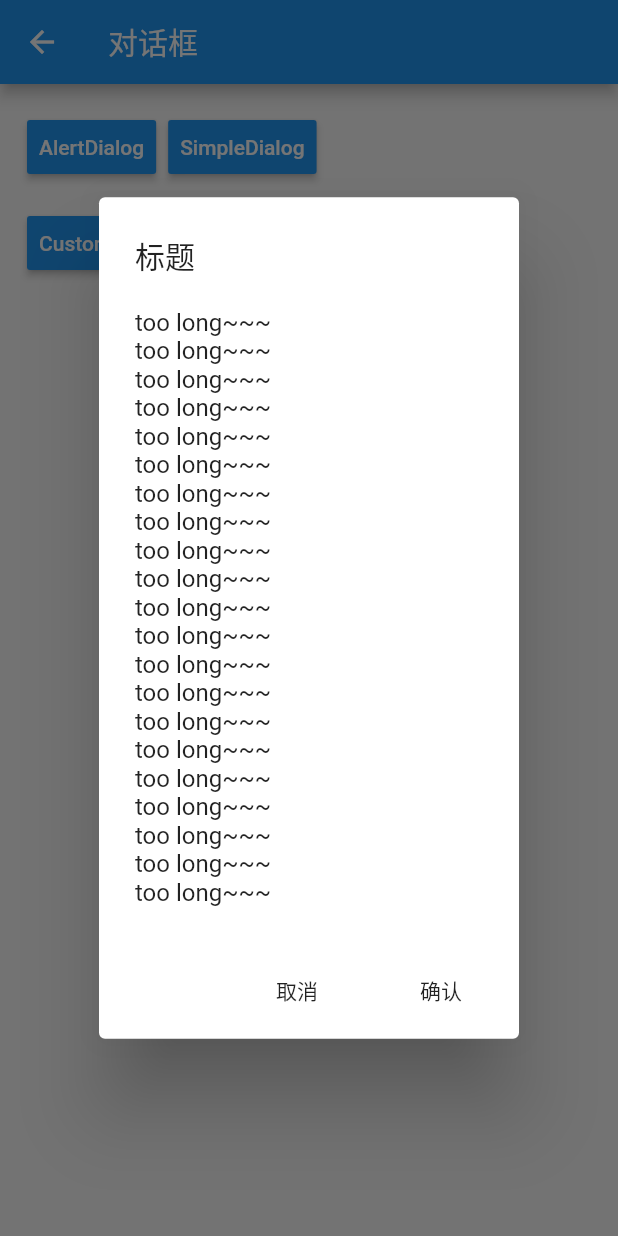
After one commit to xuexiangjys/FlutterSample, a Flutter app: the DialogPage screen opened by its route, after a tap on "AlertDialog", on a phone screen of 412 x 824 dp. The commit adds this screen. Run offline on Flutter 3.47's test engine with Material 2 defaults, Android fonts, the phone set to English and light mode, and no system bars; our stand-ins replace dio, fluttertoast, shared_preferences, sqflite; missing offline and left inert: mmkv_flutter; accounts and stored records are empty.

Commit message:
完善组件使用

```diff
--- /dev/null
+++ b/flutter_learn/lib/page/widget/dialog.dart
@@ -0,0 +1,174 @@
+import 'package:flutter/material.dart';
+import 'package:flutter_learn/utils/toast.dart';
+
+class DialogPage extends StatefulWidget {
+  DialogPage({Key key}) : super(key: key);
+  final String title = "对话框";
+  @override
+  _DialogPageState createState() => _DialogPageState();
+}
+
+class _DialogPageState extends State<DialogPage> {
+  void showAboutDialog(BuildContext context) {
+    showDialog(
+        context: context,
+        builder: (_) => AboutDialog(
+            applicationName: '应用名称',
+            applicationIcon: Icon(Icons.ac_unit),
+            applicationVersion: 'V1.0',
+            children: <Widget>[Text('我是一个关于的dialog')]));
+  }
+
+  void showAlertDialog(BuildContext context) {
+    showDialog<void>(
+      context: context,
+      barrierDismissible: false, // user must tap button!
+      builder: (BuildContext context) {
+        return AlertDialog(
+          title: Text('标题'),
+          content: SingleChildScrollView(
+            child: ListBody(
+              children: <Widget>[
+                Text('too long~~~'),
+                Text('too long~~~'),
+                Text('too long~~~'),
+                Text('too long~~~'),
+                Text('too long~~~'),
+                Text('too long~~~'),
+                Text('too long~~~'),
+                Text('too long~~~'),
+                Text('too long~~~'),
+                Text('too long~~~'),
+                Text('too long~~~'),
+                Text('too long~~~'),
+                Text('too long~~~'),
+                Text('too long~~~'),
+                Text('too long~~~'),
+                Text('too long~~~'),
+                Text('too long~~~'),
+                Text('too long~~~'),
+                Text('too long~~~'),
+                Text('too long~~~'),
+                Text('too long~~~'),
+              ],
+            ),
+          ),
+          actions: <Widget>[
+            FlatButton(
+              child: Text('取消'),
+              onPressed: () {
+                Navigator.of(context).pop();
+              },
+            ),
+            FlatButton(
+              child: Text('确认'),
+              onPressed: () {
+                Navigator.of(context).pop();
+                XToast.success("确认");
+              },
+            ),
+          ],
+        );
+      },
+    );
+  }
+
+  void showSimpleDialog(BuildContext context) {
+    showDialog<Null>(
+      context: context,
+      builder: (BuildContext context) {
+        return SimpleDialog(
+          title: Text('选择'),
+          children: <Widget>[
+            SimpleDialogOption(
+              child: Text('选项 1'),
+              onPressed: () {
+                Navigator.of(context).pop();
+              },
+            ),
+            SimpleDialogOption(
+              child: Text('选项 2'),
+              onPressed: () {
+                Navigator.of(context).pop();
+              },
+            ),
+          ],
+        );
+      },
+    );
+  }
+
+  void showCustomDialog(BuildContext context) {
+    showDialog<void>(
+      context: context,
+      barrierDismissible: false, // user must tap button!
+      builder: (BuildContext context) {
+        return Dialog(
+            child: Container(
+          height: 100,
+          child: Column(
+            mainAxisAlignment: MainAxisAlignment.spaceAround,
+            children: <Widget>[
+              Text('我是一个自定义的dialog'),
+              RaisedButton(
+                child: Text('取消'),
+                onPressed: () {
+                  Navigator.of(context).pop();
+                },
+              )
+            ],
+          ),
+        ));
+      },
+    );
+  }
+
+  @override
+  Widget build(BuildContext context) {
+    return Scaffold(
+        appBar: AppBar(
+          title: Text(widget.title),
+        ),
+        body: Container(
+            padding: const EdgeInsets.all(10),
+            child: ListView(
+              scrollDirection: Axis.vertical, // 水平listView
+              children: <Widget>[
+                ButtonBar(
+                  alignment:
+                      MainAxisAlignment.start, //布局方向，默认MainAxisAlignment.end
+                  mainAxisSize: MainAxisSize.min, //主轴大小，默认MainAxisSize.max
+                  children: <Widget>[
+                    RaisedButton(
+                      child: Text('AlertDialog'),
+                      color: Colors.blue,
+                      onPressed: () => {showAlertDialog(context)},
+                    ),
+                    RaisedButton(
+                      child: Text('SimpleDialog'),
+                      color: Colors.blue,
+                      onPressed: () => {showSimpleDialog(context)},
+                    ),
+                  ],
+                ),
+                ButtonBar(
+                  alignment:
+                      MainAxisAlignment.start, //布局方向，默认MainAxisAlignment.end
+                  mainAxisSize: MainAxisSize.min, //主轴大小，默认MainAxisSize.max
+                  children: <Widget>[
+                    RaisedButton(
+                      child: Text('CustomDialog'),
+                      color: Colors.blue,
+                      onPressed: () => {showCustomDialog(context)},
+                    ),
+                    RaisedButton(
+                      child: Text('AboutDialog'),
+                      color: Colors.blue,
+                      onPressed: () => {showAboutDialog(context)},
+                    ),
+                  ],
+                ),
+              ],
+            )));
+  }
+}
--- a/flutter_learn/lib/router/route.dart
+++ b/flutter_learn/lib/router/route.dart
@@ -7,6 +7,8 @@ import 'package:flutter_learn/page/utils/sqlite.dart';
 import 'package:flutter_learn/page/utils/toast.dart';
 import 'package:flutter_learn/page/widget/bottom_navigation_bar.dart';
 import 'package:flutter_learn/page/widget/button.dart';
+import 'package:flutter_learn/page/widget/dialog.dart';
+import 'package:flutter_learn/page/widget/drawer.dart';
 import 'package:flutter_learn/page/widget/image.dart';
 import 'package:flutter_learn/page/widget/tab.dart';
 import 'package:flutter_learn/page/widget/text.dart';
@@ -23,6 +25,8 @@ class RouteMap {
     '/widget/image': (BuildContext context) => new ImagePage(),
     '/widget/tab': (BuildContext context) => new TabPage(),
     '/widget/navigation': (BuildContext context) => new BottomNavigationBarPage(),
+    '/widget/dialog': (BuildContext context) => new DialogPage(),
+    '/widget/drawer': (BuildContext context) => new DrawerPage(),
 
     //=============================================================//
 
@@ -44,6 +48,8 @@ class RouteMap {
     new ListItem(Icons.image, "图片", "简单的图片使用", '/widget/image'),
     new ListItem(Icons.tab, "选项卡", "简单的选项卡使用", '/widget/tab'),
     new ListItem(Icons.navigation, "底部导航栏", "简单的底部导航栏使用", '/widget/navigation'),
+    new ListItem(Icons.notifications, "对话框", "简单的对话框使用", '/widget/dialog'),
+    new ListItem(Icons.menu, "侧滑菜单", "简单侧滑菜单的使用", '/widget/drawer'),
   ];
 
   /*
--- a/flutter_learn/lib/utils/toast.dart
+++ b/flutter_learn/lib/utils/toast.dart
@@ -3,8 +3,7 @@ import 'package:fluttertoast/fluttertoast.dart';
 
 class XToast {
 
-  static void toast({
-    @required String msg,
+  static void toast(String msg, {
     Toast length = Toast.LENGTH_SHORT
   }) {
     Fluttertoast.cancel();
@@ -19,8 +18,7 @@ class XToast {
   }
 
 
-  static void waring({
-    @required String msg,
+  static void waring(String msg, {
     Toast length = Toast.LENGTH_SHORT
   }) {
     Fluttertoast.cancel();
@@ -35,8 +33,7 @@ class XToast {
   }
 
 
-  static void error({
-    @required String msg,
+  static void error(String msg, {
     Toast length = Toast.LENGTH_SHORT
   }) {
     Fluttertoast.cancel();
@@ -51,8 +48,7 @@ class XToast {
   }
 
 
-  static void success({
-    @required String msg,
+  static void success(String msg, {
     Toast toastLength = Toast.LENGTH_SHORT
   }) {
     Fluttertoast.cancel();
```
Also changed, not shown: flutter_learn/lib/page/utils/toast.dart (+4 -5 lines), flutter_learn/lib/page/widget/drawer.dart (added, +80 -0 lines).
